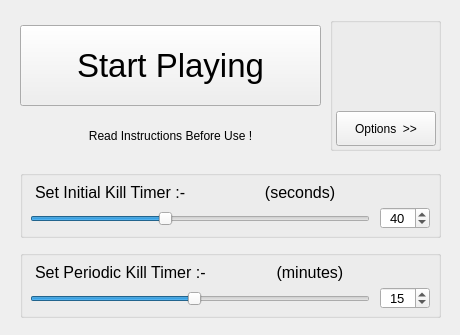
frak0d/BLauncher, file gui/main.ui: the form before one commit.
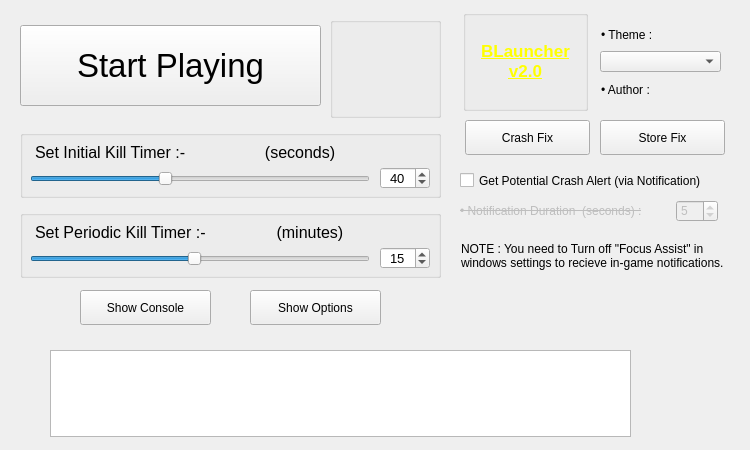
The form after the commit. Icons and pictures are not drawn.

Commit message: added intergreted logging console + fix sleep function

Diff of the .ui file:
```diff
--- a/gui/main.ui
+++ b/gui/main.ui
@@ -6,12 +6,12 @@
    <rect>
     <x>0</x>
     <y>0</y>
-    <width>460</width>
-    <height>335</height>
+    <width>750</width>
+    <height>450</height>
    </rect>
   </property>
   <property name="sizePolicy">
-   <sizepolicy hsizetype="Preferred" vsizetype="Fixed">
+   <sizepolicy hsizetype="Preferred" vsizetype="Preferred">
     <horstretch>0</horstretch>
     <verstretch>0</verstretch>
    </sizepolicy>
@@ -25,7 +25,7 @@
   <property name="maximumSize">
    <size>
     <width>750</width>
-    <height>335</height>
+    <height>450</height>
    </size>
   </property>
   <property name="windowTitle">
@@ -79,7 +79,7 @@
    <property name="geometry">
     <rect>
      <x>20</x>
-     <y>170</y>
+     <y>130</y>
      <width>421</width>
      <height>68</height>
     </rect>
@@ -210,7 +210,7 @@
    <property name="geometry">
     <rect>
      <x>20</x>
-     <y>250</y>
+     <y>210</y>
      <width>421</width>
      <height>68</height>
     </rect>
@@ -346,7 +346,7 @@
      <x>330</x>
      <y>17</y>
      <width>111</width>
-     <height>134</height>
+     <height>101</height>
     </rect>
    </property>
    <property name="toolTip">
@@ -370,33 +370,6 @@
    <property name="flat">
     <bool>false</bool>
    </property>
-   <widget class="QPushButton" name="optionb">
-    <property name="geometry">
-     <rect>
-      <x>6</x>
-      <y>94</y>
-      <width>100</width>
-      <height>35</height>
-     </rect>
-    </property>
-    <property name="toolTip">
-     <string>More Options !</string>
-    </property>
-    <property name="text">
-     <string>Options  &gt;&gt;</string>
-    </property>
-    <property name="icon">
-     <iconset>
-      <normalon>../../../../.designer/backup/assets/configure.png</normalon>
-     </iconset>
-    </property>
-    <property name="iconSize">
-     <size>
-      <width>16</width>
-      <height>16</height>
-     </size>
-    </property>
-   </widget>
    <widget class="QLabel" name="BL_LOGO">
     <property name="geometry">
      <rect>
@@ -729,7 +702,7 @@
     <rect>
      <x>600</x>
      <y>20</y>
-     <width>60</width>
+     <width>81</width>
      <height>30</height>
     </rect>
    </property>
@@ -809,25 +782,83 @@
     <number>1</number>
    </property>
   </widget>
-  <widget class="QLabel" name="label_11">
+  <widget class="QTextEdit" name="console">
    <property name="geometry">
     <rect>
      <x>50</x>
-     <y>125</y>
-     <width>241</width>
-     <height>21</height>
+     <y>350</y>
+     <width>581</width>
+     <height>87</height>
     </rect>
    </property>
-   <property name="font">
-    <font>
-     <pointsize>9</pointsize>
-    </font>
+   <property name="sizePolicy">
+    <sizepolicy hsizetype="Expanding" vsizetype="Expanding">
+     <horstretch>2</horstretch>
+     <verstretch>2</verstretch>
+    </sizepolicy>
    </property>
+   <property name="acceptDrops">
+    <bool>false</bool>
+   </property>
+   <property name="undoRedoEnabled">
+    <bool>false</bool>
+   </property>
+   <property name="textInteractionFlags">
+    <set>Qt::LinksAccessibleByMouse|Qt::TextSelectableByKeyboard|Qt::TextSelectableByMouse</set>
+   </property>
+  </widget>
+  <widget class="QPushButton" name="optionb">
+   <property name="geometry">
+    <rect>
+     <x>250</x>
+     <y>290</y>
+     <width>131</width>
+     <height>35</height>
+    </rect>
+   </property>
+   <property name="toolTip">
+    <string>More Options !</string>
+   </property>
    <property name="text">
-    <string>Read Instructions Before Use !</string>
+    <string>Show Options</string>
    </property>
-   <property name="alignment">
-    <set>Qt::AlignCenter</set>
+   <property name="icon">
+    <iconset>
+     <normalon>../../../../.designer/backup/assets/configure.png</normalon>
+    </iconset>
+   </property>
+   <property name="iconSize">
+    <size>
+     <width>16</width>
+     <height>16</height>
+    </size>
+   </property>
+  </widget>
+  <widget class="QPushButton" name="consoleb">
+   <property name="geometry">
+    <rect>
+     <x>80</x>
+     <y>290</y>
+     <width>131</width>
+     <height>35</height>
+    </rect>
+   </property>
+   <property name="toolTip">
+    <string>More Options !</string>
+   </property>
+   <property name="text">
+    <string>Show Console</string>
+   </property>
+   <property name="icon">
+    <iconset>
+     <normalon>../../../../.designer/backup/assets/configure.png</normalon>
+    </iconset>
+   </property>
+   <property name="iconSize">
+    <size>
+     <width>16</width>
+     <height>16</height>
+    </size>
    </property>
   </widget>
   <zorder>groupBox</zorder>
```
Left out of the diff: 4 changed lines with no effect on the pictures. The commit also changes 4 other files.
